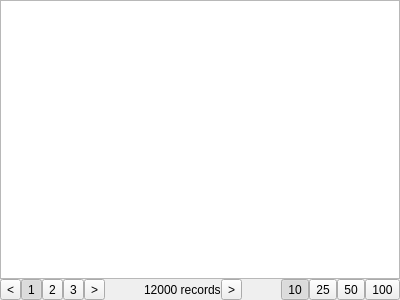
Before: the Qt Designer form dbview.ui in pile-contributors/dbview, drawn with Qt 5.
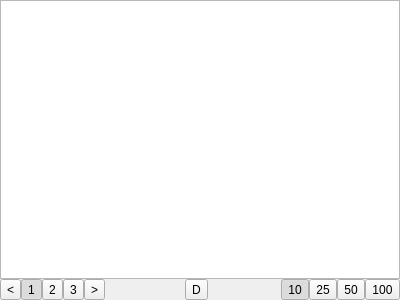
After: the same form once the commit is applied.

Commit message: Disable download for now

What changed in the file:
```diff
--- a/dbview.ui
+++ b/dbview.ui
@@ -170,7 +170,7 @@
    <item row="1" column="2">
     <widget class="QLabel" name="labelRecords">
      <property name="text">
-      <string>12000 records</string>
+      <string/>
      </property>
     </widget>
    </item>
@@ -193,7 +193,7 @@
    <item row="1" column="3">
     <widget class="QToolButton" name="tbDownload">
      <property name="text">
-      <string>&gt;</string>
+      <string>D</string>
      </property>
     </widget>
    </item>
```
The commit also changes 1 other file.
